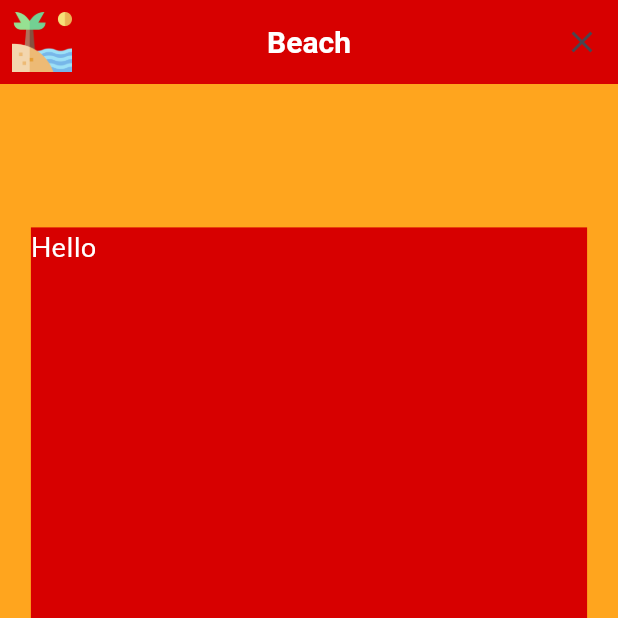
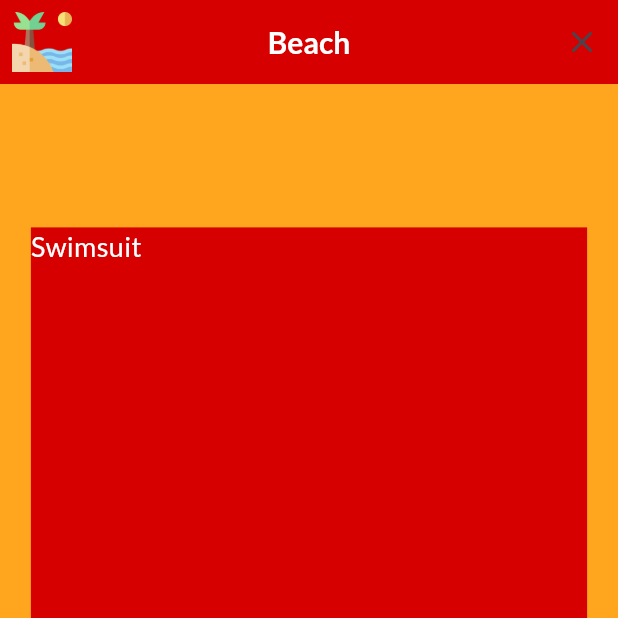
Before and after one commit to khaitran2019/flutter1, a Flutter app: the screen it shows after launch, after a tap on "Beach", on a phone screen of 412 x 824 dp, the top half of it. Run offline on Flutter 3.47's test engine with Material 3 defaults, Android fonts, the light colour scheme and no system bars; our stand-ins replace google_fonts.

Commit message:
completed 14

```diff
--- a/lib/animations/slide_animation.dart
+++ b/lib/animations/slide_animation.dart
@@ -1,5 +1,7 @@
 import 'package:flashcard1/enum/slide_direction.dart';
 import 'package:flutter/material.dart';
+
+import '../configs/constants.dart';
 
 class SlideAnimation extends StatefulWidget {
   const SlideAnimation({super.key, required this.child, required this.direction, this.animate = true, this.reset, this.animationCompleted});
@@ -21,7 +23,7 @@ class _SlideAnimationState extends State<SlideAnimation> with SingleTickerProvid
   @override
   void initState() {
     _animationController = AnimationController(
-        duration: Duration(milliseconds: 500),
+        duration: Duration(milliseconds: kSlideAwayDuration),
         vsync: this)..addListener((){
           if(_animationController.isCompleted){
             widget.animationCompleted?.call();
--- a/lib/components/flash_card_page/card_1.dart
+++ b/lib/components/flash_card_page/card_1.dart
@@ -44,7 +44,7 @@ class Card1 extends StatelessWidget {
                   decoration: BoxDecoration(
                       color: Theme.of(context).primaryColor
                   ),
-                  child: Text("Hello")),
+                  child: Text(notifier.word1.english)),
             ),
           ),
         ),
--- a/lib/components/flash_card_page/card_2.dart
+++ b/lib/components/flash_card_page/card_2.dart
@@ -1,3 +1,5 @@
+
+import 'dart:math';
 
 import 'package:flutter/material.dart';
 import 'package:provider/provider.dart';
@@ -23,12 +25,14 @@ class Card2 extends StatelessWidget {
             notifier.setIgnoreTouches(ignore: true);
             notifier.runSwipeCard2(direction: SlideDirection.rightAway);
             notifier.runSlideCard1();
+            notifier.generateCurrentWord();
           }
 
           if(details.primaryVelocity! < -100){
             notifier.setIgnoreTouches(ignore: true);
             notifier.runSwipeCard2(direction: SlideDirection.leftAway);
             notifier.runSlideCard1();
+            notifier.generateCurrentWord();
           }
         },
         child: HaftFlipAnimation(
@@ -52,7 +56,7 @@ class Card2 extends StatelessWidget {
                   decoration: BoxDecoration(
                       color: Colors.pink
                   ),
-                  child: Text("2222")),
+                  child: FlippedText(text: notifier.word2.character)),
             ),
           ),
         ),
@@ -60,3 +64,21 @@ class Card2 extends StatelessWidget {
     );
   }
 }
+
+class FlippedText extends StatelessWidget {
+  final String text;
+
+  const FlippedText({required this.text, super.key});
+
+  @override
+  Widget build(BuildContext context) {
+    return Transform(
+      alignment: Alignment.center,
+      transform: Matrix4.identity()..rotateY(pi),
+      child: Text(
+        text,
+        style: const TextStyle(fontSize: 24),
+      ),
+    );
+  }
+}
--- a/lib/components/home_page/topic_tile.dart
+++ b/lib/components/home_page/topic_tile.dart
@@ -16,7 +16,6 @@ class TopicTile extends StatelessWidget {
     return FadeInAnimation(
       child: GestureDetector(
         onTap: (){
-          print('Tap on $topic');
           loadSession(context: context, topic: topic);
         },
         child: Container(
--- a/lib/configs/constants.dart
+++ b/lib/configs/constants.dart
@@ -3,3 +3,4 @@ import 'dart:ui';
 
 const Color kRed = Color.fromARGB(255, 215, 0, 0);
 const Color kYellow = Color.fromARGB(255, 255, 165, 30);
+const int kSlideAwayDuration = 300;
--- a/lib/configs/themes.dart
+++ b/lib/configs/themes.dart
@@ -17,7 +17,7 @@ final appTheme = ThemeData(
     elevation: 0,
     centerTitle: true,
     titleTextStyle: TextStyle(
-      // fontFamily: GoogleFonts.lato().fontFamily,
+      fontFamily: GoogleFonts.lato().fontFamily,
       fontSize: 20,
       fontWeight: FontWeight.bold
     ),
--- a/lib/data/words.dart
+++ b/lib/data/words.dart
@@ -26,11 +26,6 @@ final List<Word> words = [
   Word(topic: "Drinks", english: "Water", character: "nước", ipa: "ˈwɔːtər"),
   Word(topic: "Drinks", english: "Juice", character: "nước trái cây", ipa: "dʒuːs"),
   Word(topic: "Drinks", english: "Beer", character: "bia", ipa: "bɪər"),
-  Word(topic: "City", english: "New York", character: "New York", ipa: "nuː jɔːrk"),
-  Word(topic: "City", english: "Paris", character: "Paris", ipa: "ˈpærɪs"),
-  Word(topic: "City", english: "Tokyo", character: "Tokyo", ipa: "ˈtoʊkioʊ"),
-  Word(topic: "City", english: "London", character: "London", ipa: "ˈlʌndən"),
-  Word(topic: "City", english: "Sydney", character: "Sydney", ipa: "ˈsɪdni"),
   Word(topic: "Tourist", english: "Guidebook", character: "sách hướng dẫn du lịch", ipa: "ˈɡaɪdˌbʊk"),
   Word(topic: "Tourist", english: "Camera", character: "máy ảnh", ipa: "ˈkæmərə"),
   Word(topic: "Tourist", english: "Map", character: "bản đồ", ipa: "mæp"),
--- a/lib/notifiers/flash_cards_notifier.dart
+++ b/lib/notifiers/flash_cards_notifier.dart
@@ -1,4 +1,9 @@
+import 'dart:math';
+
+import 'package:flashcard1/configs/constants.dart';
+import 'package:flashcard1/data/words.dart';
 import 'package:flashcard1/enum/slide_direction.dart';
+import 'package:flashcard1/models/word.dart';
 import 'package:flutter/material.dart';
 
 class FlashCardsNotifier extends ChangeNotifier{
@@ -19,6 +24,31 @@ class FlashCardsNotifier extends ChangeNotifier{
   bool ignoreTouches = true;
 
   SlideDirection swipeDirection = SlideDirection.none;
+
+  Word word1 = Word(topic: "topic", english: "english", character: "character", ipa: "ipa");
+  Word word2 = Word(topic: "topic", english: "english", character: "character", ipa: "ipa");
+
+  List<Word> selectedWords = [];
+
+  generateAllSelectedWords(){
+    selectedWords.clear();
+    selectedWords = words.where((element) => element.topic == this.topic).toList();
+  }
+
+  generateCurrentWord(){
+    if(selectedWords.isEmpty){
+      // generateAllSelectedWords();
+      print("All words are selected");
+    } else {
+      final r = Random().nextInt(selectedWords.length);
+      word1 = selectedWords[r];
+      selectedWords.removeAt(r);
+    }
+
+    Future.delayed(Duration(milliseconds: kSlideAwayDuration), (){
+      word2 = word1;
+    });
+  }
 
   setIgnoreTouches({required bool ignore}){
     ignoreTouches = ignore;
--- a/lib/pages/flash_cards_page.dart
+++ b/lib/pages/flash_cards_page.dart
@@ -21,7 +21,10 @@ class _FlashCardsPageState extends State<FlashCardsPage> {
   @override
   void initState() {
     WidgetsBinding.instance.addPostFrameCallback((timeStamp) {
-      Provider.of<FlashCardsNotifier>(context, listen: false).runSlideCard1();
+      final flashCardNotifier = Provider.of<FlashCardsNotifier>(context, listen: false);
+      flashCardNotifier.runSlideCard1();
+      flashCardNotifier.generateAllSelectedWords();
+      flashCardNotifier.generateCurrentWord();
     });
 
     super.initState();
```
Also changed, not shown: 1 other file.
